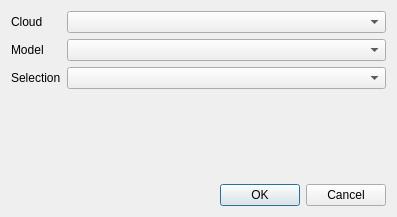
luca-penasa/spc, file qGEO/tools/dialogs/AddNewSeries.ui: the form before one commit.
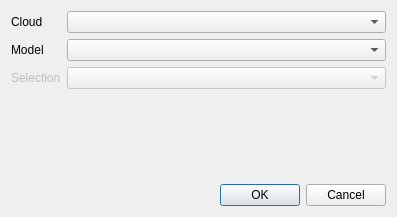
The form after the commit. Custom widgets are drawn as their Qt base class.

Diff of the .ui file:
```diff
--- a/qGEO/tools/dialogs/AddNewSeries.ui
+++ b/qGEO/tools/dialogs/AddNewSeries.ui
@@ -16,6 +16,9 @@
   <layout class="QGridLayout" name="gridLayout">
    <item row="0" column="0">
     <layout class="QFormLayout" name="formLayout">
+     <property name="fieldGrowthPolicy">
+      <enum>QFormLayout::AllNonFixedFieldsGrow</enum>
+     </property>
      <item row="0" column="0">
       <widget class="QLabel" name="label">
        <property name="text">
@@ -36,16 +39,23 @@
      <item row="1" column="1">
       <widget class="ObjectSelectionComboBox" name="comboModel"/>
      </item>
+     <item row="2" column="1">
+      <widget class="ObjectSelectionComboBox" name="comboArea">
+       <property name="enabled">
+        <bool>false</bool>
+       </property>
+      </widget>
+     </item>
      <item row="2" column="0">
       <widget class="QLabel" name="label_3">
+       <property name="enabled">
+        <bool>false</bool>
+       </property>
        <property name="text">
         <string>Selection</string>
        </property>
       </widget>
      </item>
-     <item row="2" column="1">
-      <widget class="ObjectSelectionComboBox" name="comboArea"/>
-     </item>
     </layout>
    </item>
    <item row="1" column="0">
```
